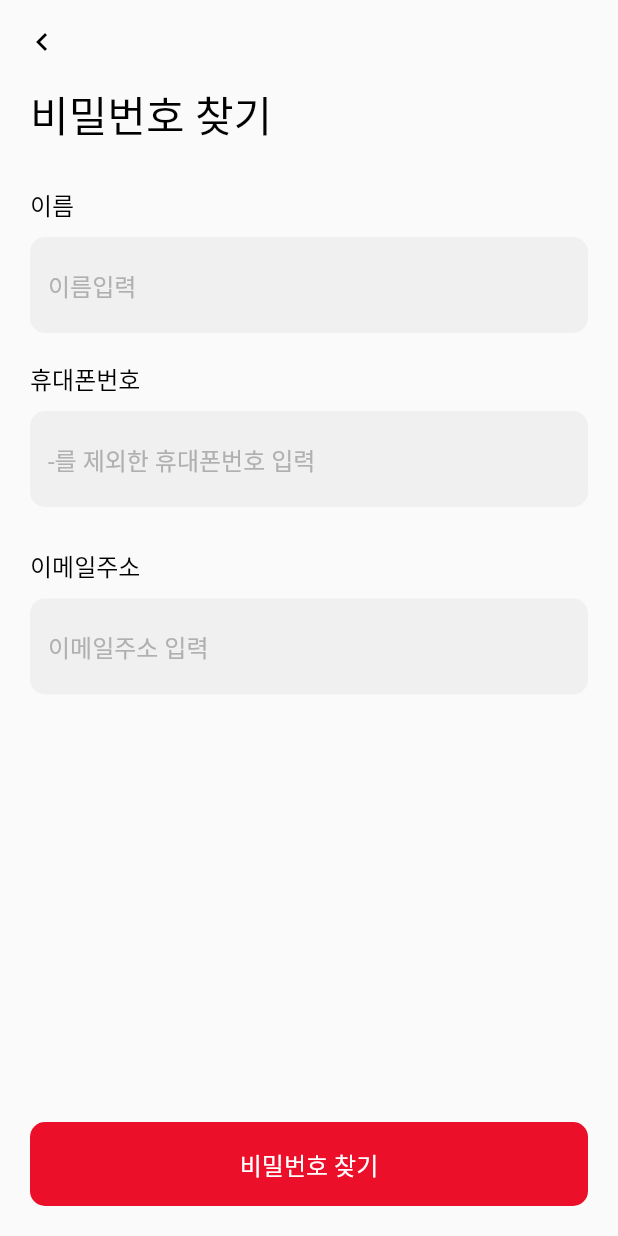
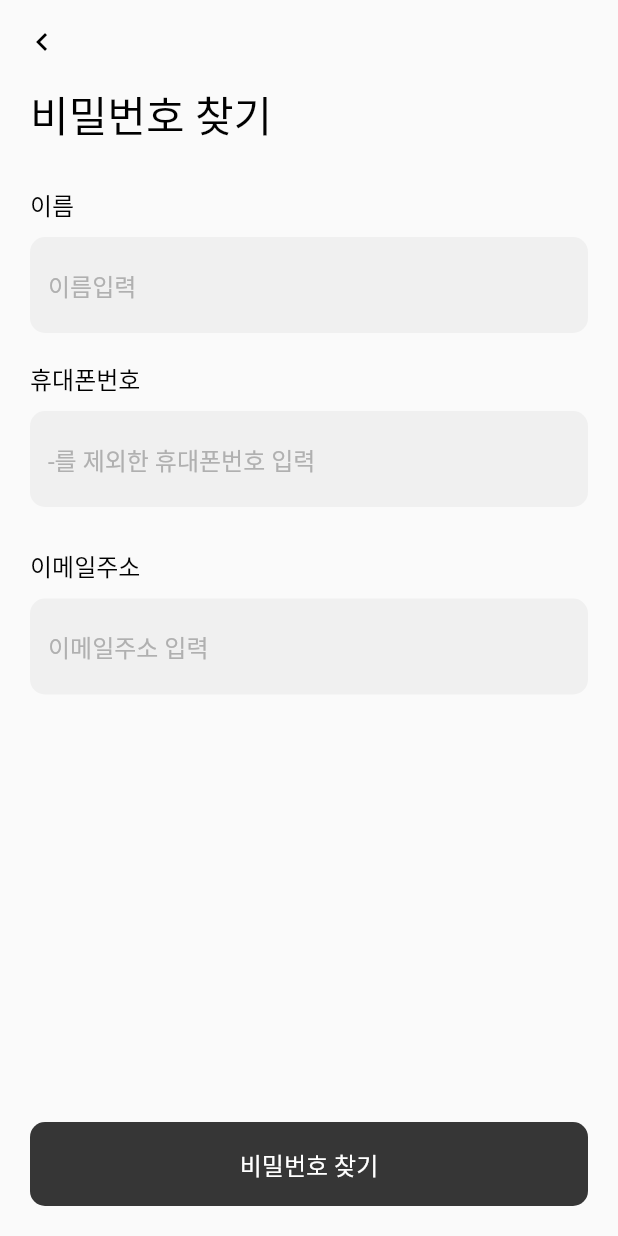
Before and after one commit to SniperFactory-Jangjeon/Jangjeon, a Flutter app: the FindPasswordPage screen opened by its route, on a phone screen of 412 x 824 dp. Run offline on Flutter 3.47's test engine with Material 2 defaults, Android fonts, the phone set to English and light mode, and no system bars; our stand-ins replace cloud_firestore, firebase_auth, firebase_core, fl_chart, flutter_svg, font_awesome_flutter and 1 more; missing offline and left inert: kakao_flutter_sdk_user; accounts and stored records are empty; network calls fail; Roboto replaces fonts that are missing (PretendardBold, PretendardMedium).

```diff
--- a/lib/controller/find_password_controller.dart
+++ b/lib/controller/find_password_controller.dart
@@ -1,13 +1,40 @@
 import 'package:flutter/material.dart';
 import 'package:get/get.dart';
+import 'package:jangjeon/service/auth_service.dart';
 
 class FindPasswordController extends GetxController {
   PageController pageController = PageController(); //페이지 뷰 컨트롤러
   RxInt currentPage = 0.obs; //회원가입 현재 페이지
+
+  TextEditingController nameController = TextEditingController(); //이름 컨트롤러
+  TextEditingController phoneController = TextEditingController(); //전화번호 컨트롤러
+  TextEditingController emailController = TextEditingController(); //이메일 컨트롤러
+
+  RxBool isBtnActivated = false.obs; //비밀번호 찾기 버튼 활성화 여부
 
   //페이지 이동
   jumpToPage(page) {
     currentPage(page);
     pageController.jumpToPage(page);
   }
+
+  //비밀번호 찾기 버튼 활성화
+  activeBtn() {
+    if (nameController.text.isNotEmpty &&
+        phoneController.text.isNotEmpty &&
+        emailController.text.isNotEmpty) {
+      isBtnActivated(true);
+    } else {
+      isBtnActivated(false);
+    }
+  }
+
+  //비밀번호 재설정
+  resetPassword() => AuthService().resetPassword(emailController.text);
+
+  //비밀번호 찾기 버튼 핸들러
+  handleFindPassword() {
+    resetPassword();
+    jumpToPage(1);
+  }
 }
--- a/lib/service/auth_service.dart
+++ b/lib/service/auth_service.dart
@@ -38,4 +38,7 @@ class AuthService {
 
   //로그아웃
   logout() => _firebaseAuth.signOut();
+
+  //비밀번호 재설정
+  resetPassword(email) => _firebaseAuth.sendPasswordResetEmail(email: email);
 }
--- a/lib/view/page/find_password_page.dart
+++ b/lib/view/page/find_password_page.dart
@@ -45,25 +45,41 @@ class FindPasswordPage extends GetView<FindPasswordController> {
                     '이름',
                   ),
                   const SizedBox(height: 10),
-                  AppTextField(hintText: '이름입력'),
+                  AppTextField(
+                    controller: controller.nameController,
+                    hintText: '이름입력',
+                    onChanged: (_) => controller.activeBtn(),
+                  ),
                   const SizedBox(height: 18),
                   Text(
                     style: AppTextStyle.b3M16(),
                     '휴대폰번호',
                   ),
                   const SizedBox(height: 10),
-                  AppTextField(hintText: '-를 제외한 휴대폰번호 입력'),
+                  AppTextField(
+                    controller: controller.phoneController,
+                    hintText: '-를 제외한 휴대폰번호 입력',
+                    onChanged: (_) => controller.activeBtn(),
+                  ),
                   const SizedBox(height: 27),
                   Text(
                     style: AppTextStyle.b3M16(),
                     '이메일주소',
                   ),
                   const SizedBox(height: 10),
-                  AppTextField(hintText: '이메일주소 입력'),
+                  AppTextField(
+                    controller: controller.emailController,
+                    hintText: '이메일주소 입력',
+                    onChanged: (_) => controller.activeBtn(),
+                  ),
                   const Expanded(child: SizedBox()),
-                  AppElevatedButton(
-                    childText: '비밀번호 찾기',
-                    onPressed: () => controller.jumpToPage(1),
+                  Obx(
+                    () => AppElevatedButton(
+                      childText: '비밀번호 찾기',
+                      onPressed: controller.isBtnActivated.value
+                          ? controller.handleFindPassword
+                          : null,
+                    ),
                   ),
                   const SizedBox(height: 20),
                 ],
```
